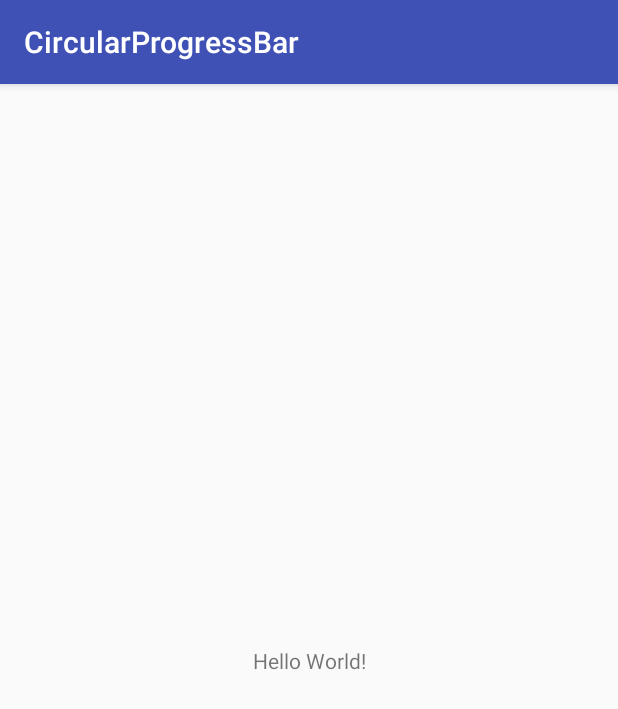
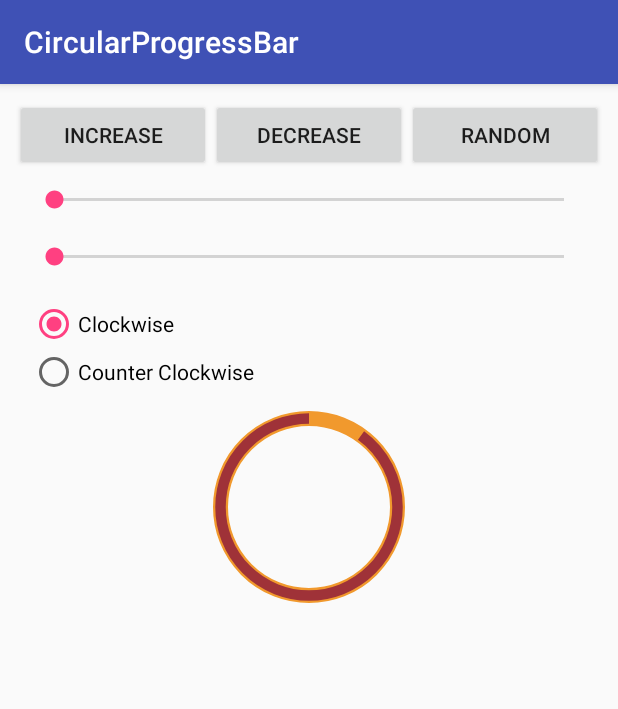
Before and after one commit to brkckr/CircularProgressBar, an Android app: the screen it shows after launch (MainActivity), on a phone screen of 412 x 824 dp. Shown: the top 709 px of the screen. Run offline under Robolectric (Android 15) with nearby library versions, the phone set to English and light mode, and no system bars.

Commit message:
Circular ProgressBar added

```diff
--- a/app/build.gradle
+++ b/app/build.gradle
@@ -25,4 +25,6 @@ dependencies {
     testImplementation 'junit:junit:4.12'
     androidTestImplementation 'com.android.support.test:runner:1.0.2'
     androidTestImplementation 'com.android.support.test.espresso:espresso-core:3.0.2'
+
+    implementation project(':circularprogressbar')
 }
--- a/app/src/main/java/com/brkckr/circularprogressbar/demo/MainActivity.java
+++ b/app/src/main/java/com/brkckr/circularprogressbar/demo/MainActivity.java
@@ -1,15 +1,133 @@
 package com.brkckr.circularprogressbar.demo;
 
+import android.os.Bundle;
 import android.support.v7.app.AppCompatActivity;
-import android.os.Bundle;
+import android.view.View;
+import android.widget.Button;
+import android.widget.CompoundButton;
+import android.widget.RadioButton;
+import android.widget.SeekBar;
+
+import com.brkckr.circularprogressbar.CircularProgressBar;
+
+import java.util.Random;
 
 public class MainActivity extends AppCompatActivity
 {
+    private CircularProgressBar circularProgressBar = null;
+    private Button btnDecrease = null;
+    private Button btnIncrease = null;
+    private Button btnRandom = null;
 
     @Override
     protected void onCreate(Bundle savedInstanceState)
     {
         super.onCreate(savedInstanceState);
         setContentView(R.layout.activity_main);
+
+        btnDecrease = findViewById(R.id.btnDecrease);
+        btnIncrease = findViewById(R.id.btnIncrease);
+        btnRandom = findViewById(R.id.btnRandom);
+
+        ((SeekBar) findViewById(R.id.seekBar1)).setOnSeekBarChangeListener(new SeekBar.OnSeekBarChangeListener()
+        {
+            @Override
+            public void onProgressChanged(SeekBar seekBar, int progress, boolean fromUser)
+            {
+                circularProgressBar.setBackgroundWidth(progress);
+            }
+
+            @Override
+            public void onStartTrackingTouch(SeekBar seekBar)
+            {
+
+            }
+
+            @Override
+            public void onStopTrackingTouch(SeekBar seekBar)
+            {
+
+            }
+        });
+
+        ((SeekBar) findViewById(R.id.seekBar2)).setOnSeekBarChangeListener(new SeekBar.OnSeekBarChangeListener()
+        {
+            @Override
+            public void onProgressChanged(SeekBar seekBar, int progress, boolean fromUser)
+            {
+                circularProgressBar.setProgressWidth(progress);
+            }
+
+            @Override
+            public void onStartTrackingTouch(SeekBar seekBar)
+            {
+
+            }
+
+            @Override
+            public void onStopTrackingTouch(SeekBar seekBar)
+            {
+
+            }
+        });
+
+        ((RadioButton) findViewById(R.id.radioButton1)).setOnCheckedChangeListener(new CompoundButton.OnCheckedChangeListener()
+        {
+            @Override
+            public void onCheckedChanged(CompoundButton buttonView, boolean isChecked)
+            {
+                if (isChecked)
+                {
+                    circularProgressBar.setState(CircularProgressBar.StateEnum.Clockwise);
+                }
+            }
+        });
+
+        ((RadioButton) findViewById(R.id.radioButton2)).setOnCheckedChangeListener(new CompoundButton.OnCheckedChangeListener()
+        {
+            @Override
+            public void onCheckedChanged(CompoundButton buttonView, boolean isChecked)
+            {
+                if (isChecked)
+                {
+                    circularProgressBar.setState(CircularProgressBar.StateEnum.CounterClockwise);
+                }
+            }
+        });
+
+        btnDecrease.setOnClickListener(new View.OnClickListener()
+        {
+            @Override
+            public void onClick(View v)
+            {
+                circularProgressBar.setProgressWithAnimation(circularProgressBar.getProgress()-5, 200);
+            }
+        });
+
+        btnIncrease.setOnClickListener(new View.OnClickListener()
+        {
+            @Override
+            public void onClick(View v)
+            {
+                circularProgressBar.setProgressWithAnimation(circularProgressBar.getProgress()+5, 300);
+            }
+        });
+
+        btnRandom.setOnClickListener(new View.OnClickListener()
+        {
+            @Override
+            public void onClick(View v)
+            {
+                int min = 0;
+                int max = 100;
+
+                Random r = new Random();
+                int abc = r.nextInt(max - min + 1) + min;
+
+                circularProgressBar.setProgressWithAnimation((float) abc);
+            }
+        });
+
+        circularProgressBar = findViewById(R.id.circularProgressBar);
     }
 }
--- a/app/src/main/res/layout/activity_main.xml
+++ b/app/src/main/res/layout/activity_main.xml
@@ -1,19 +1,91 @@
 <?xml version="1.0" encoding="utf-8"?>
-<android.support.constraint.ConstraintLayout
-    xmlns:android="http://schemas.android.com/apk/res/android"
-    xmlns:app="http://schemas.android.com/apk/res-auto"
-    xmlns:tools="http://schemas.android.com/tools"
-    android:layout_width="match_parent"
-    android:layout_height="match_parent"
-    tools:context=".MainActivity">
+<RelativeLayout xmlns:android="http://schemas.android.com/apk/res/android"
+                xmlns:app="http://schemas.android.com/apk/res-auto"
+                xmlns:tools="http://schemas.android.com/tools"
+                android:layout_width="match_parent"
+                android:padding="10dp"
+                android:layout_height="match_parent">
 
-    <TextView
-        android:layout_width="wrap_content"
+    <LinearLayout
+        android:id="@+id/linearLayout"
+        android:layout_width="match_parent"
+        android:weightSum="3"
         android:layout_height="wrap_content"
-        android:text="Hello World!"
-        app:layout_constraintBottom_toBottomOf="parent"
-        app:layout_constraintLeft_toLeftOf="parent"
-        app:layout_constraintRight_toRightOf="parent"
-        app:layout_constraintTop_toTopOf="parent"/>
+        android:layout_centerHorizontal="true"
+        android:orientation="horizontal">
 
-</android.support.constraint.ConstraintLayout>
+        <Button
+            android:id="@+id/btnIncrease"
+            android:layout_width="0dp"
+            android:layout_weight="1"
+            android:layout_height="wrap_content"
+            android:text="Increase" />
+
+        <Button
+            android:id="@+id/btnDecrease"
+            android:layout_width="0dp"
+            android:layout_weight="1"
+            android:layout_height="wrap_content"
+            android:text="Decrease" />
+
+        <Button
+            android:id="@+id/btnRandom"
+            android:layout_width="0dp"
+            android:layout_weight="1"
+            android:layout_height="wrap_content"
+            android:text="RANDOM" />
+
+    </LinearLayout>
+
+    <SeekBar
+        android:id="@+id/seekBar1"
+        android:layout_width="match_parent"
+        android:layout_height="wrap_content"
+        android:layout_below="@+id/linearLayout"
+        android:layout_margin="10dp" />
+
+    <SeekBar
+        android:id="@+id/seekBar2"
+        android:layout_width="match_parent"
+        android:layout_height="wrap_content"
+        android:layout_below="@+id/seekBar1"
+        android:layout_margin="10dp" />
+
+    <RadioGroup
+        android:id="@+id/radio"
+        android:layout_width="match_parent"
+        android:layout_height="wrap_content"
+        android:layout_below="@+id/seekBar2"
+        android:layout_margin="10dp">
+
+        <RadioButton
+            android:id="@+id/radioButton1"
+            android:layout_width="wrap_content"
+            android:layout_height="wrap_content"
+            android:layout_weight="1"
+            android:checked="true"
+            android:text="Clockwise" />
+
+        <RadioButton
+            android:id="@+id/radioButton2"
+            android:layout_width="wrap_content"
+            android:layout_height="wrap_content"
+            android:layout_weight="1"
+            android:text="Counter Clockwise" />
+
+    </RadioGroup>
+
+    <com.brkckr.circularprogressbar.CircularProgressBar
+        android:id="@+id/circularProgressBar"
+        android:layout_width="128dp"
+        android:layout_height="128dp"
+        android:layout_below="@+id/radio"
+        android:layout_centerHorizontal="true"
+        app:cpbBackgroundColor="#F1992D"
+        app:cpbBackgroundWidth="10dp"
+        app:cpbProgressColor="#9F3238"
+        app:cpbProgressValue="10"
+        app:cpbProgressWidth="@dimen/default_cpb_progress_width"
+        app:cpbState="counterClockwise" />
+
+</RelativeLayout>
--- a/circularprogressbar/src/main/java/com/brkckr/circularprogressbar/CircularProgressBar.java
+++ b/circularprogressbar/src/main/java/com/brkckr/circularprogressbar/CircularProgressBar.java
@@ -1,5 +1,225 @@
 package com.brkckr.circularprogressbar;
 
-public class CircularProgressBar
+import android.animation.ObjectAnimator;
+import android.content.Context;
+import android.content.res.TypedArray;
+import android.graphics.Canvas;
+import android.graphics.Color;
+import android.graphics.Paint;
+import android.graphics.RectF;
+import android.support.annotation.ColorInt;
+import android.util.AttributeSet;
+import android.view.View;
+import android.view.animation.DecelerateInterpolator;
+
+public class CircularProgressBar extends View
 {
+    private static final int START_ANGLE = 270;
+
+    /**
+     *
+     */
+    public enum StateEnum
+    {
+        Clockwise, CounterClockwise
+    }
+
+    private StateEnum mState = StateEnum.Clockwise;
+
+    /**
+     *
+     */
+    private float progressValue = 0;
+
+    private float progressWidth;
+    private int progressColor;
+
+    private float backgroundWidth;
+    private int backgroundColor;
+
+    private RectF rectF;
+    private Paint backgrounPaint;
+    private Paint progressPaint;
+
+    public CircularProgressBar(Context context, AttributeSet attrs)
+    {
+        super(context, attrs);
+        init(context, attrs);
+    }
+
+    private void init(Context context, AttributeSet attrs)
+    {
+        TypedArray typedArray = context.getTheme().obtainStyledAttributes(attrs, R.styleable.CircularProgressBar, 0, 0);
+        int state = typedArray.getInt(R.styleable.CircularProgressBar_cpbState, 0);
+
+        if (state == 0)
+        {
+            mState = StateEnum.Clockwise;
+        }
+        else
+        {
+            mState = StateEnum.CounterClockwise;
+        }
+        progressValue = typedArray.getFloat(R.styleable.CircularProgressBar_cpbProgressValue, progressValue);
+
+        progressWidth = typedArray.getDimension(R.styleable.CircularProgressBar_cpbProgressWidth, getResources().getDimension(R.dimen.default_cpb_progress_width));
+        backgroundWidth = typedArray.getDimension(R.styleable.CircularProgressBar_cpbBackgroundWidth, getResources().getDimension(R.dimen.default_cpb_background_width));
+        progressColor = typedArray.getInt(R.styleable.CircularProgressBar_cpbProgressColor, Color.BLACK);
+        backgroundColor = typedArray.getInt(R.styleable.CircularProgressBar_cpbBackgroundColor, Color.GRAY);
+
+        typedArray.recycle();
+
+        rectF = new RectF();
+
+        backgrounPaint = new Paint(Paint.ANTI_ALIAS_FLAG);
+        backgrounPaint.setColor(backgroundColor);
+        backgrounPaint.setStyle(Paint.Style.STROKE);
+        backgrounPaint.setStrokeWidth(backgroundWidth);
+
+        progressPaint = new Paint(Paint.ANTI_ALIAS_FLAG);
+        progressPaint.setColor(progressColor);
+        progressPaint.setStyle(Paint.Style.STROKE);
+        progressPaint.setStrokeWidth(progressWidth);
+    }
+
+    @Override
+    protected void onDraw(Canvas canvas)
+    {
+        super.onDraw(canvas);
+        canvas.drawOval(rectF, backgrounPaint);
+
+        if (mState == StateEnum.Clockwise)
+        {
+            float angle = 360 * progressValue / 100;
+            canvas.drawArc(rectF, START_ANGLE, angle, false, progressPaint);
+        }
+        else
+        {
+            float angle = 360 * progressValue / 100 - 360;
+            canvas.drawArc(rectF, START_ANGLE, angle, false, progressPaint);
+        }
+    }
+
+    @Override
+    protected void onMeasure(int widthMeasureSpec, int heightMeasureSpec)
+    {
+        final int height = getDefaultSize(getSuggestedMinimumHeight(), heightMeasureSpec);
+        final int width = getDefaultSize(getSuggestedMinimumWidth(), widthMeasureSpec);
+        final int min = Math.min(width, height);
+        setMeasuredDimension(min, min);
+        float highStroke = (progressWidth > backgroundWidth) ? progressWidth : backgroundWidth;
+        rectF.set(0 + highStroke / 2, 0 + highStroke / 2, min - highStroke / 2, min - highStroke / 2);
+    }
+
+    /**
+     * Gets ProgressBar's state
+     *
+     * @return state
+     */
+    public StateEnum getState()
+    {
+        return mState;
+    }
+
+
+    public void setState(StateEnum state)
+    {
+        mState = state;
+
+        requestLayout();
+        invalidate();
+    }
+
+    public float getProgressWidth()
+    {
+        return progressWidth;
+    }
+
+    public void setProgressWidth(float width)
+    {
+        progressWidth = width;
+        progressPaint.setStrokeWidth(progressWidth);
+        requestLayout();
+        invalidate();
+    }
+
+    public float getBackgroundWidth()
+    {
+        return backgroundWidth;
+    }
+
+    public void setBackgroundWidth(float width)
+    {
+        backgroundWidth = width;
+        backgrounPaint.setStrokeWidth(backgroundWidth);
+        requestLayout();
+        invalidate();
+    }
+
+    @ColorInt
+    public int getProgressColor()
+    {
+        return progressColor;
+    }
+
+    public void setProgressColor(@ColorInt int color)
+    {
+        progressColor = color;
+        progressPaint.setColor(progressColor);
+        invalidate();
+        requestLayout();
+    }
+
+    @ColorInt
+    public int getBackgroundColor()
+    {
+        return backgroundColor;
+    }
+
+    public void setBackgroundColor(@ColorInt int color)
+    {
+        backgroundColor = color;
+        backgrounPaint.setColor(backgroundColor);
+        invalidate();
+        requestLayout();
+    }
+
+    public float getProgress()
+    {
+        return progressValue;
+    }
+
+    public void setProgress(float progress)
+    {
+        progressValue = (progress <= 100) ? progress : 100;
+        invalidate();
+    }
+
+    public void setProgressWithAnimation(float progress)
+    {
+        setProgressWithAnimation(progress, StateEnum.Clockwise);
+    }
+
+    public void setProgressWithAnimation(float progress, StateEnum state)
+    {
+        setProgressWithAnimation(progress, 1500);
+    }
+
+    public void setProgressWithAnimation(float progress, int duration)
+    {
+        setProgressWithAnimation(progress, duration, StateEnum.Clockwise);
+    }
+
+    public void setProgressWithAnimation(float progress, int duration, StateEnum state)
+    {
+      /*  if (mState != state)
+        {
+            setState(StateEnum.Clockwise);
+        }*/
+
+        ObjectAnimator objectAnimator = ObjectAnimator.ofFloat(this, "progress", progress);
+        objectAnimator.setDuration(duration);
+        objectAnimator.setInterpolator(new DecelerateInterpolator());
+        objectAnimator.start();
+    }
 }
--- /dev/null
+++ b/circularprogressbar/src/main/res/values/dimens.xml
@@ -0,0 +1,5 @@
+<?xml version="1.0" encoding="utf-8"?>
+<resources>
+    <dimen name="default_cpb_progress_width">7dp</dimen>
+    <dimen name="default_cpb_background_width">3dp</dimen>
+</resources>
```
Also changed, not shown: circularprogressbar/src/main/res/values/attrs.xml (added, +14 -0 lines).
